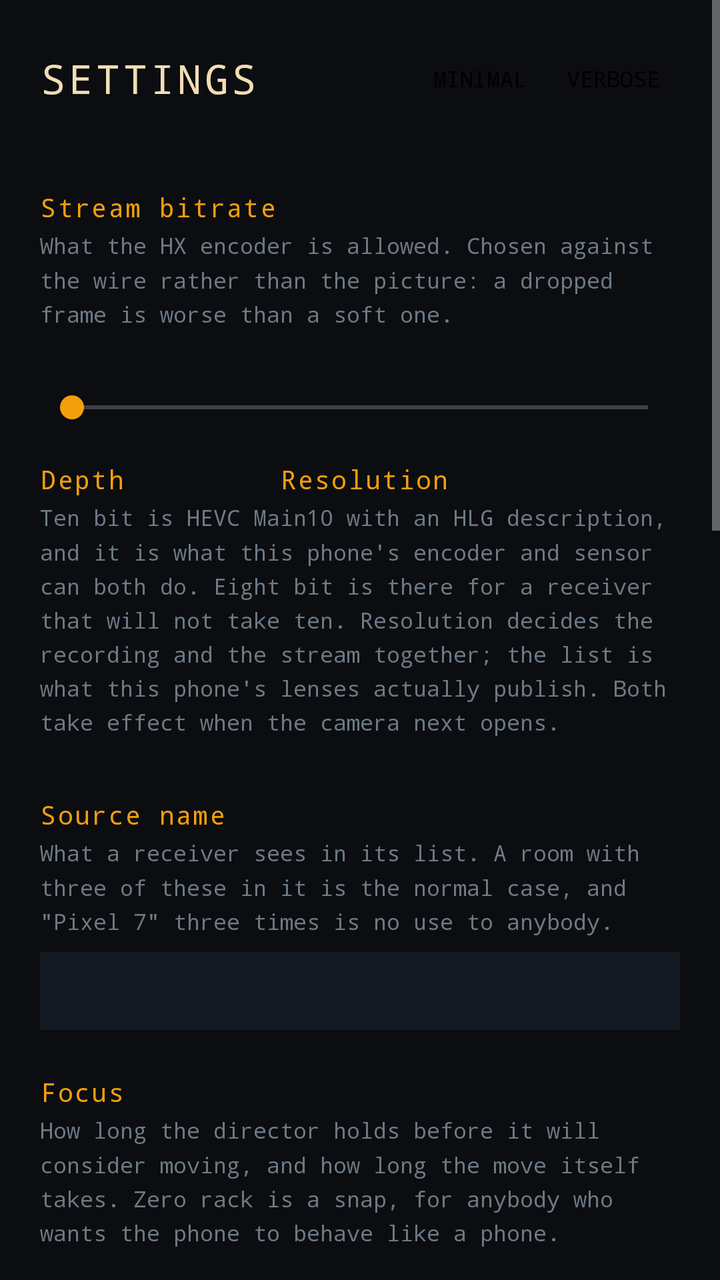
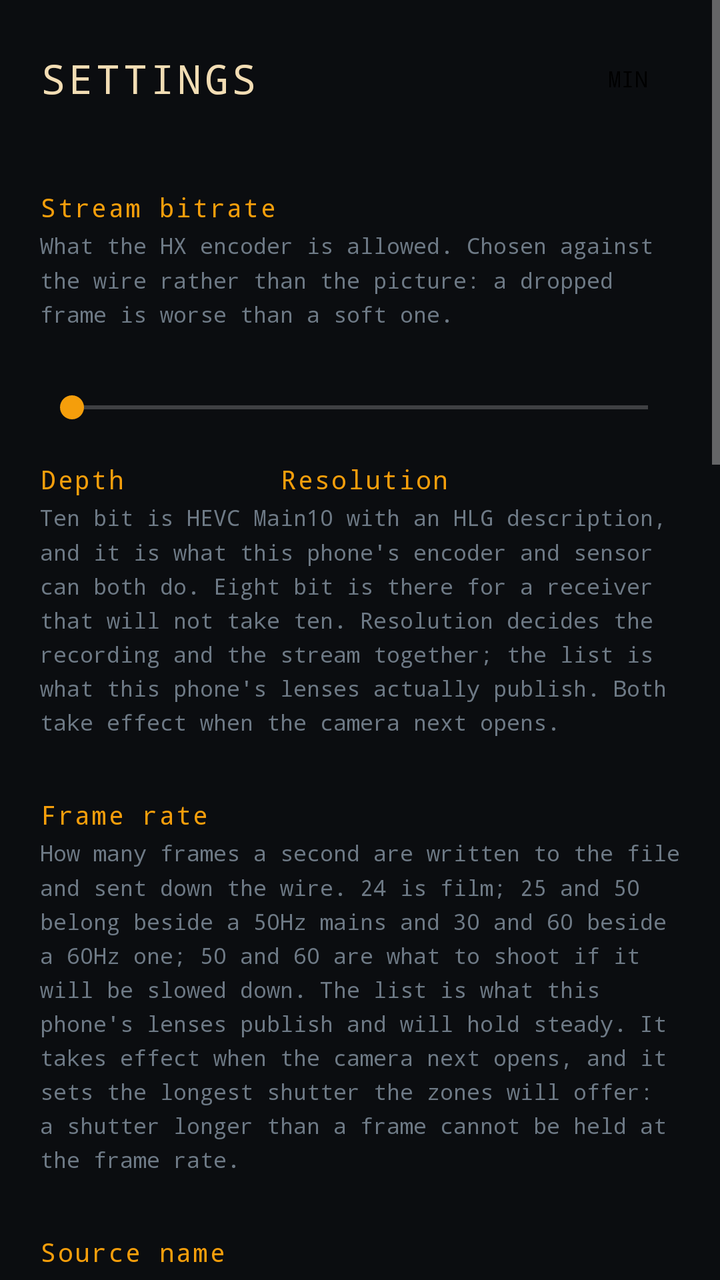

An Android layout rendered at two revisions. The XML below is the earlier revision; the diff shows what the commit changed to produce the second picture.
<!-- AndroidManifest.xml: application theme Theme.MantraNdi -->
<!-- res/layout/activity_settings.xml -->
<?xml version="1.0" encoding="utf-8"?>
<ScrollView xmlns:android="http://schemas.android.com/apk/res/android"
    android:layout_width="match_parent"
    android:layout_height="match_parent"
    android:background="@color/ink"
    android:fitsSystemWindows="true"
    android:clipToPadding="false"
    android:fillViewport="true">

    <LinearLayout
        android:layout_width="match_parent"
        android:layout_height="wrap_content"
        android:orientation="vertical"
        android:padding="20dp">

        
        <LinearLayout
            android:layout_width="match_parent"
            android:layout_height="wrap_content"
            android:orientation="horizontal"
            android:gravity="center_vertical"
            android:paddingBottom="14dp">

            <TextView
                android:layout_width="0dp"
                android:layout_height="wrap_content"
                android:layout_weight="1"
                android:text="@string/settings"
                android:textColor="@color/sand"
                android:textSize="20sp"
                android:fontFamily="monospace"
                android:letterSpacing="0.08" />

            <Button
                android:id="@+id/minimal"
                style="?android:attr/borderlessButtonStyle"
                android:layout_width="wrap_content"
                android:layout_height="wrap_content"
                android:minWidth="0dp"
                android:minHeight="0dp"
                android:paddingStart="10dp"
                android:paddingEnd="10dp"
                android:paddingTop="6dp"
                android:paddingBottom="6dp"
                android:text="@string/minimal"
                android:textSize="11sp"
                android:fontFamily="monospace" />

            <Button
                android:id="@+id/verbose"
                style="?android:attr/borderlessButtonStyle"
                android:layout_width="wrap_content"
                android:layout_height="wrap_content"
                android:minWidth="0dp"
                android:minHeight="0dp"
                android:paddingStart="10dp"
                android:paddingEnd="10dp"
                android:paddingTop="6dp"
                android:paddingBottom="6dp"
                android:text="@string/verbose"
                android:textSize="11sp"
                android:fontFamily="monospace" />
        </LinearLayout>

        
        <TextView style="@style/MantraLabel" android:text="@string/bitrate" />
        <TextView android:tag="hint" style="@style/MantraHint" android:text="@string/bitrate_hint" />
        <TextView
            android:id="@+id/bitRateValue"
            style="@style/MantraValue" />
        <SeekBar
            android:id="@+id/bitRate"
            android:layout_width="match_parent"
            android:layout_height="wrap_content"
            android:max="48" />

        
        <LinearLayout
            android:layout_width="match_parent"
            android:layout_height="wrap_content"
            android:orientation="horizontal"
            android:baselineAligned="false"
            android:paddingTop="18dp">

            <LinearLayout
                android:layout_width="0dp"
                android:layout_height="wrap_content"
                android:layout_weight="3"
                android:orientation="vertical">
                <TextView style="@style/MantraLabel"
                    android:paddingTop="0dp"
                    android:text="@string/depth" />
                <RadioGroup
                    android:id="@+id/depth"
                    android:layout_width="wrap_content"
                    android:layout_height="wrap_content"
                    android:orientation="horizontal" />
            </LinearLayout>

            <LinearLayout
                android:layout_width="0dp"
                android:layout_height="wrap_content"
                android:layout_weight="5"
                android:orientation="vertical">
                <TextView style="@style/MantraLabel"
                    android:paddingTop="0dp"
                    android:text="@string/resolution" />
                <RadioGroup
                    android:id="@+id/resolution"
                    android:layout_width="wrap_content"
                    android:layout_height="wrap_content"
                    android:orientation="horizontal" />
            </LinearLayout>
        </LinearLayout>

        <TextView android:tag="hint" style="@style/MantraHint"
            android:text="@string/depth_hint" />

        
        <TextView style="@style/MantraLabel" android:text="@string/source_name" />
        <TextView android:tag="hint" style="@style/MantraHint" android:text="@string/source_name_hint" />
        <EditText
            android:id="@+id/sourceName"
            android:layout_width="match_parent"
            android:layout_height="wrap_content"
            android:inputType="text"
            android:maxLines="1"
            android:textColor="@color/sand"
            android:textColorHint="@color/quiet"
            android:fontFamily="monospace"
            android:textSize="14sp"
            android:autofillHints="name"
            android:background="@color/surface"
            android:padding="10dp" />



        


        
        <TextView style="@style/MantraLabel" android:text="@string/focus" />
        <TextView android:tag="hint" style="@style/MantraHint" android:text="@string/focus_hint" />
        <TextView android:id="@+id/holdValue" style="@style/MantraValue" />
        <SeekBar
            android:id="@+id/hold"
            android:layout_width="match_parent"
            android:layout_height="wrap_content"
            android:max="100" />
        <TextView android:id="@+id/rackValue" style="@style/MantraValue" />
        <SeekBar
            android:id="@+id/rack"
            android:layout_width="match_parent"
            android:layout_height="wrap_content"
            android:max="100" />

        
        <TextView style="@style/MantraLabel" android:text="@string/peaking" />
        <TextView android:tag="hint" style="@style/MantraHint" android:text="@string/peaking_hint" />
        <TextView android:id="@+id/peakValue" style="@style/MantraValue" />
        <SeekBar
            android:id="@+id/peak"
            android:layout_width="match_parent"
            android:layout_height="wrap_content"
            android:max="100" />
        <RadioGroup
            android:id="@+id/peakColour"
            android:layout_width="match_parent"
            android:layout_height="wrap_content"
            android:orientation="horizontal"
            android:paddingTop="6dp" />

        
        <TextView style="@style/MantraLabel" android:text="@string/usb" />
        <TextView android:tag="hint" style="@style/MantraHint" android:text="@string/usb_hint" />
        <TextView
            android:id="@+id/usbState"
            style="@style/MantraValue"
            android:lineSpacingMultiplier="1.35"
            android:paddingBottom="8dp" />
        <Button
            android:id="@+id/usbSettings"
            style="@style/MantraKey"
            android:layout_width="match_parent"
            android:text="@string/usb_open" />
        <TextView android:tag="hint" style="@style/MantraHint" android:text="@string/usb_webcam" />

        
        <TextView style="@style/MantraLabel" android:text="@string/trace" />
        <TextView android:tag="hint" style="@style/MantraHint" android:text="@string/trace_hint" />
        <Button
            android:id="@+id/exportTrace"
            style="@style/MantraKey"
            android:layout_width="match_parent"
            android:text="@string/export_trace" />

        
        <View
            android:layout_width="match_parent"
            android:layout_height="1dp"
            android:layout_marginTop="24dp"
            android:layout_marginBottom="14dp"
            android:background="@color/slate" />

        <TextView
            android:id="@+id/about"
            android:layout_width="match_parent"
            android:layout_height="wrap_content"
            android:fontFamily="monospace"
            android:textSize="11sp"
            android:lineSpacingMultiplier="1.35"
            android:textColor="@color/quiet"
            android:text="@string/ndi_mark" />

        <TextView
            android:id="@+id/version"
            android:layout_width="match_parent"
            android:layout_height="wrap_content"
            android:fontFamily="monospace"
            android:textSize="11sp"
            android:paddingTop="8dp"
            android:paddingBottom="20dp"
            android:textColor="@color/quiet" />
    </LinearLayout>
</ScrollView>
<!-- resources referenced by this layout -->
<resources>
  <color name="ink">#0B0D10</color>
  <color name="quiet">#6E7A86</color>
  <color name="sand">#F2DDB4</color>
  <color name="slate">#23303D</color>
  <color name="surface">#141A21</color>
  <string name="bitrate">Stream bitrate</string>
  <string name="bitrate_hint">What the HX encoder is allowed. Chosen against the wire rather than the picture: a dropped frame is worse than a soft one.</string>
  <string name="depth">Depth</string>
  <string name="depth_hint">Ten bit is HEVC Main10 with an HLG description, and it is what this phone\'s encoder and sensor can both do. Eight bit is there for a receiver that will not take ten. Resolution decides the recording and the stream together; the list is what this phone\'s lenses actually publish. Both take effect when the camera next opens.</string>
  <string name="export_trace">Export the trace to Downloads</string>
  <string name="focus">Focus</string>
  <string name="focus_hint">How long the director holds before it will consider moving, and how long the move itself takes. Zero rack is a snap, for anybody who wants the phone to behave like a phone.</string>
  <string name="minimal">MINIMAL</string>
  <string name="ndi_mark">Powered by NDI®  ·  ndi.video  ·  a registered trademark of Vizrt NDI AB</string>
  <string name="peaking">Peaking</string>
  <string name="peaking_hint">How faint an edge still counts, and what colour to mark it. Monitor only; none of it reaches the stream.</string>
  <string name="resolution">Resolution</string>
  <string name="settings">SETTINGS</string>
  <string name="source_name">Source name</string>
  <string name="source_name_hint">What a receiver sees in its list. A room with three of these in it is the normal case, and \"Pixel 7\" three times is no use to anybody.</string>
  <string name="trace">The trace</string>
  <string name="trace_hint">Every step, every control change and every refusal, written as it happens. This is the only instrument that reaches a phone with no cable attached.</string>
  <string name="usb">Streaming down the cable</string>
  <string name="usb_hint">Turn USB tethering on and the phone becomes a network interface on the computer — a private link at USB speed, with none of a hall\'s Wi-Fi in the way. Full NDI at 1080p is about 125 Mbit/s, which a cable carries without noticing and a shared access point does not.</string>
  <string name="usb_open">Open the phone\'s tethering settings</string>
  <string name="usb_webcam">This app cannot be the phone\'s \"Webcam\" USB option, and no third-party app can be: that is a system app, and presenting the phone as a UVC camera needs a privileged permission with no public API behind it. It would also be a step down — UVC is 1080p30 of 8-bit YUV, and this app already makes 10-bit HEVC. The cable is worth having for its bandwidth, not for its protocol.</string>
  <string name="verbose">VERBOSE</string>
  <style name="Theme.MantraNdi" parent="Theme.MaterialComponents.NoActionBar">
          <item name="colorPrimary">@color/amber</item>
          <item name="colorAccent">@color/amber</item>
          <item name="android:windowBackground">@color/ink</item>
      </style>
  <color name="amber">#F59E0B</color>
  <!-- unchanged entries left out for length: 4 -->
</resources>

<!-- the commit's change to res/layout/activity_settings.xml (unified diff, before → after) -->
@@ -43,23 +43,18 @@
                 android:paddingTop="6dp"
                 android:paddingBottom="6dp"
                 android:text="@string/minimal"
+                android:textAllCaps="false"
                 android:textSize="11sp"
                 android:fontFamily="monospace" />
 
-            <Button
-                android:id="@+id/verbose"
-                style="?android:attr/borderlessButtonStyle"
+            <TextView
+                android:id="@+id/headerVersion"
                 android:layout_width="wrap_content"
                 android:layout_height="wrap_content"
-                android:minWidth="0dp"
-                android:minHeight="0dp"
-                android:paddingStart="10dp"
-                android:paddingEnd="10dp"
-                android:paddingTop="6dp"
-                android:paddingBottom="6dp"
-                android:text="@string/verbose"
-                android:textSize="11sp"
-                android:fontFamily="monospace" />
+                android:paddingStart="6dp"
+                android:fontFamily="monospace"
+                android:textSize="13sp"
+                android:textColor="@color/amber" />
         </LinearLayout>
 
         
@@ -117,6 +112,16 @@
             android:text="@string/depth_hint" />
 
         
+        <TextView style="@style/MantraLabel" android:text="@string/frame_rate" />
+        <TextView android:tag="hint" style="@style/MantraHint"
+            android:text="@string/frame_rate_hint" />
+        <RadioGroup
+            android:id="@+id/frameRate"
+            android:layout_width="wrap_content"
+            android:layout_height="wrap_content"
+            android:orientation="horizontal" />
+
+        
         <TextView style="@style/MantraLabel" android:text="@string/source_name" />
         <TextView android:tag="hint" style="@style/MantraHint" android:text="@string/source_name_hint" />
         <EditText
<!-- resource entries referenced after the edit -->
@@ -12,7 +12,9 @@
   <string name="export_trace">Export the trace to Downloads</string>
   <string name="focus">Focus</string>
   <string name="focus_hint">How long the director holds before it will consider moving, and how long the move itself takes. Zero rack is a snap, for anybody who wants the phone to behave like a phone.</string>
-  <string name="minimal">MINIMAL</string>
+  <string name="frame_rate">Frame rate</string>
+  <string name="frame_rate_hint">How many frames a second are written to the file and sent down the wire. 24 is film; 25 and 50 belong beside a 50Hz mains and 30 and 60 beside a 60Hz one; 50 and 60 are what to shoot if it will be slowed down. The list is what this phone\'s lenses publish and will hold steady. It takes effect when the camera next opens, and it sets the longest shutter the zones will offer: a shutter longer than a frame cannot be held at the frame rate.</string>
+  <string name="minimal">MIN</string>
   <string name="ndi_mark">Powered by NDI®  ·  ndi.video  ·  a registered trademark of Vizrt NDI AB</string>
   <string name="peaking">Peaking</string>
   <string name="peaking_hint">How faint an edge still counts, and what colour to mark it. Monitor only; none of it reaches the stream.</string>
@@ -26,7 +28,6 @@
   <string name="usb_hint">Turn USB tethering on and the phone becomes a network interface on the computer — a private link at USB speed, with none of a hall\'s Wi-Fi in the way. Full NDI at 1080p is about 125 Mbit/s, which a cable carries without noticing and a shared access point does not.</string>
   <string name="usb_open">Open the phone\'s tethering settings</string>
   <string name="usb_webcam">This app cannot be the phone\'s \"Webcam\" USB option, and no third-party app can be: that is a system app, and presenting the phone as a UVC camera needs a privileged permission with no public API behind it. It would also be a step down — UVC is 1080p30 of 8-bit YUV, and this app already makes 10-bit HEVC. The cable is worth having for its bandwidth, not for its protocol.</string>
-  <string name="verbose">VERBOSE</string>
   <style name="Theme.MantraNdi" parent="Theme.MaterialComponents.NoActionBar">
           <item name="colorPrimary">@color/amber</item>
           <item name="colorAccent">@color/amber</item>
